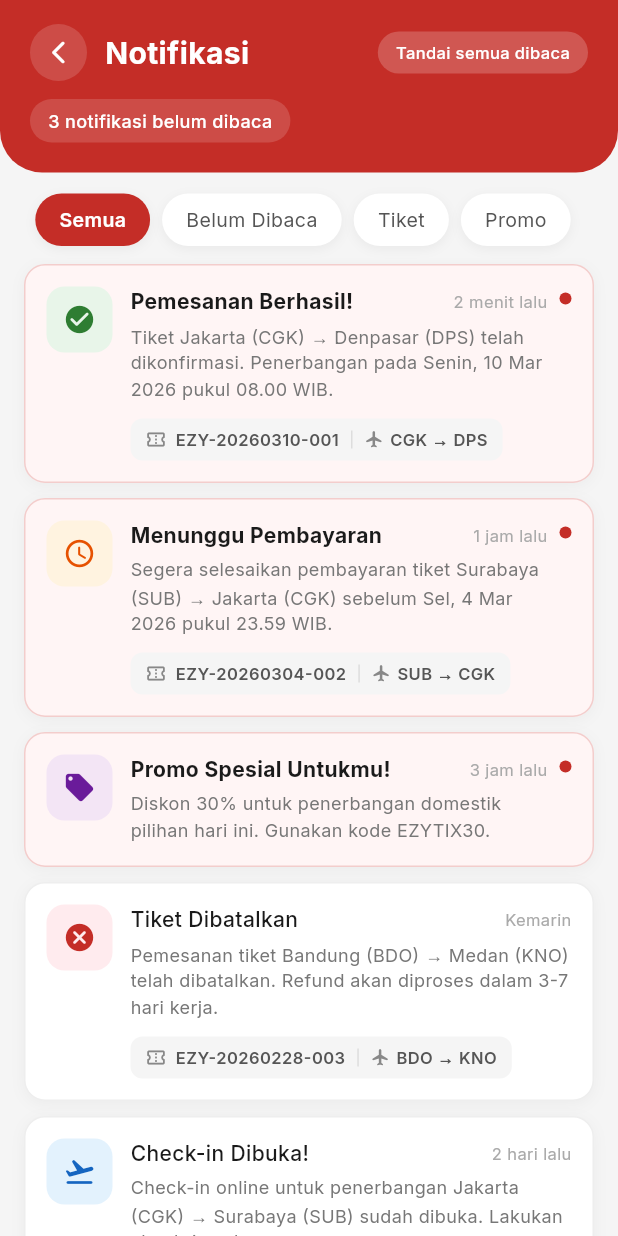
After one commit to AndrianPutra14/tickettv, a Flutter app: the HomePage screen opened by its route, after a tap on an icon or button, on a phone screen of 412 x 824 dp. The commit adds this screen. Run offline on Flutter 3.47's test engine with Material 3 defaults, Android fonts, the phone set to English and light mode, and no system bars; our stand-ins replace google_fonts.

Commit message:
Notification & update code

```diff
--- a/lib/screens/user/homepage.dart
+++ b/lib/screens/user/homepage.dart
@@ -1,5 +1,6 @@
 import 'package:flutter/material.dart';
 import 'package:flutter/services.dart';
+import 'package:project1/screens/user/widgets/notificaions.dart';
 import 'package:project1/utils/routes.dart';
 import 'mybookng.dart';
 import 'partner.dart';
@@ -614,6 +615,18 @@ class _HomeTabState extends State<_HomeTab> {
                       ),
                     ),
                     const SizedBox(width: 12),
+                    GestureDetector(
+                      onTap: () {
+                        Navigator.push(
+                          context,
+                          MaterialPageRoute(
+                            builder: (_) => const NotificationPage(),
+                          ),
+                        );
+                      },
+                      child: Stack(
+                        clipBehavior: Clip.none,
+                        children: [
                           Container(
                             width: 44,
                             height: 44,
@@ -625,6 +638,32 @@ class _HomeTabState extends State<_HomeTab> {
                               Icons.notifications_outlined,
                               color: Colors.white,
                               size: 22,
+                            ),
+                          ),
+                          // ── Badge unread ──
+                          Positioned(
+                            top: -2,
+                            right: -2,
+                            child: Container(
+                              width: 18,
+                              height: 18,
+                              decoration: const BoxDecoration(
+                                color: Color(0xFFFFCC00),
+                                shape: BoxShape.circle,
+                              ),
+                              child: const Center(
+                                child: Text(
+                                  '3', // ganti dengan jumlah notif belum dibaca
+                                  style: TextStyle(
+                                    fontSize: 10,
+                                    fontWeight: FontWeight.w700,
+                                    color: Color(0xFF1A1A1A),
+                                  ),
+                                ),
+                              ),
+                            ),
+                          ),
+                        ],
                       ),
                     ),
                   ],
--- a/lib/screens/user/widgets/fare_detail_sheet.dart
+++ b/lib/screens/user/widgets/fare_detail_sheet.dart
@@ -208,16 +208,17 @@ class FareDetailSheet extends StatelessWidget {
                                 top: 3,
                                 bottom: 0,
                                 child: Center(
-                                    // child: Container(
-                                    //   width: 20,
-                                    //   height: 20,
-                                    //   decoration: BoxDecoration(
-                                    //     color: const Color(0xFF4CAF50),
-                                    //     borderRadius: BorderRadius.circular(3),
-                                    //   ),
-                                    //   child: const Icon(Icons.check, color: Colors.white, size: 14),
-                                    // ),
+                                  child: Container(
+                                    width: 20,
+                                    height: 20,
+                                    decoration: BoxDecoration(
+                                      color: const Color(0xFF4CAF50),
+                                      borderRadius: BorderRadius.circular(3),
                                     ),
+                                    child: const Icon(Icons.check,
+                                        color: Colors.white, size: 14),
+                                  ),
+                                ),
                               ),
                             ],
                           ),
--- /dev/null
+++ b/lib/screens/user/widgets/notificaions.dart
@@ -0,0 +1,559 @@
+import 'package:flutter/material.dart';
+import 'package:flutter/services.dart';
+
+const Color primaryRed = Color(0xFFC42D27);
+
+class NotificationPage extends StatefulWidget {
+  const NotificationPage({super.key});
+
+  @override
+  State<NotificationPage> createState() => _NotificationPageState();
+}
+
+class _NotificationPageState extends State<NotificationPage> {
+  int _selectedFilter = 0;
+  final List<String> _filters = ['Semua', 'Belum Dibaca', 'Tiket', 'Promo'];
+
+  final List<_NotifItem> _notifications = [
+    _NotifItem(
+      type: NotifType.ticketConfirmed,
+      title: 'Pemesanan Berhasil!',
+      message: 'Tiket Jakarta (CGK) → Denpasar (DPS) telah dikonfirmasi. '
+          'Penerbangan pada Senin, 10 Mar 2026 pukul 08.00 WIB.',
+      time: '2 menit lalu',
+      isRead: false,
+      orderCode: 'EZY-20260310-001',
+      route: 'CGK → DPS',
+      date: 'Sen, 10 Mar 2026',
+    ),
+    _NotifItem(
+      type: NotifType.ticketPending,
+      title: 'Menunggu Pembayaran',
+      message:
+          'Segera selesaikan pembayaran tiket Surabaya (SUB) → Jakarta (CGK) '
+          'sebelum Sel, 4 Mar 2026 pukul 23.59 WIB.',
+      time: '1 jam lalu',
+      isRead: false,
+      orderCode: 'EZY-20260304-002',
+      route: 'SUB → CGK',
+      date: 'Sel, 4 Mar 2026',
+    ),
+    _NotifItem(
+      type: NotifType.promo,
+      title: 'Promo Spesial Untukmu!',
+      message:
+          'Diskon 30% untuk penerbangan domestik pilihan hari ini. Gunakan kode EZYTIX30.',
+      time: '3 jam lalu',
+      isRead: false,
+      orderCode: null,
+      route: null,
+      date: null,
+    ),
+    _NotifItem(
+      type: NotifType.ticketCancelled,
+      title: 'Tiket Dibatalkan',
+      message: 'Pemesanan tiket Bandung (BDO) → Medan (KNO) telah dibatalkan. '
+          'Refund akan diproses dalam 3-7 hari kerja.',
+      time: 'Kemarin',
+      isRead: true,
+      orderCode: 'EZY-20260228-003',
+      route: 'BDO → KNO',
+      date: 'Jum, 28 Feb 2026',
+    ),
+    _NotifItem(
+      type: NotifType.ticketCheckin,
+      title: 'Check-in Dibuka!',
+      message:
+          'Check-in online untuk penerbangan Jakarta (CGK) → Surabaya (SUB) '
+          'sudah dibuka. Lakukan check-in sekarang.',
+      time: '2 hari lalu',
+      isRead: true,
+      orderCode: 'EZY-20260226-004',
+      route: 'CGK → SUB',
+      date: 'Rab, 26 Feb 2026',
+    ),
+    _NotifItem(
+      type: NotifType.promo,
+      title: 'Flash Sale 24 Jam',
+      message:
+          'Tiket ke Bali mulai Rp 299.000! Penawaran terbatas, pesan sekarang sebelum kehabisan.',
+      time: '3 hari lalu',
+      isRead: true,
+      orderCode: null,
+      route: null,
+      date: null,
+    ),
+    _NotifItem(
+      type: NotifType.ticketConfirmed,
+      title: 'Pemesanan Berhasil!',
+      message:
+          'Tiket Semarang (SRG) → Jakarta (CGK) telah dikonfirmasi. Penerbangan pada Sab, 22 Feb 2026.',
+      time: '5 hari lalu',
+      isRead: true,
+      orderCode: 'EZY-20260222-005',
+      route: 'SRG → CGK',
+      date: 'Sab, 22 Feb 2026',
+    ),
+  ];
+
+  List<_NotifItem> get _filteredNotifs {
+    switch (_selectedFilter) {
+      case 1:
+        return _notifications.where((n) => !n.isRead).toList();
+      case 2:
+        return _notifications.where((n) => n.type != NotifType.promo).toList();
+      case 3:
+        return _notifications.where((n) => n.type == NotifType.promo).toList();
+      default:
+        return _notifications;
+    }
+  }
+
+  int get _unreadCount => _notifications.where((n) => !n.isRead).length;
+
+  void _markAllRead() {
+    setState(() {
+      for (final n in _notifications) {
+        n.isRead = true;
+      }
+    });
+  }
+
+  void _markRead(_NotifItem item) {
+    setState(() => item.isRead = true);
+  }
+
+  @override
+  Widget build(BuildContext context) {
+    SystemChrome.setSystemUIOverlayStyle(const SystemUiOverlayStyle(
+      statusBarColor: Colors.transparent,
+      statusBarIconBrightness: Brightness.light,
+    ));
+
+    final topPad = MediaQuery.of(context).padding.top;
+
+    return Scaffold(
+      backgroundColor: const Color(0xFFF5F5F5),
+      body: Column(
+        children: [
+          // ── Header ──────────────────────────────────────────────────────
+          Container(
+            width: double.infinity,
+            decoration: const BoxDecoration(
+              color: primaryRed,
+              borderRadius: BorderRadius.only(
+                bottomLeft: Radius.circular(28),
+                bottomRight: Radius.circular(28),
+              ),
+            ),
+            padding: EdgeInsets.fromLTRB(20, topPad + 16, 20, 20),
+            child: Column(
+              crossAxisAlignment: CrossAxisAlignment.start,
+              children: [
+                Row(
+                  children: [
+                    GestureDetector(
+                      onTap: () => Navigator.pop(context),
+                      child: Container(
+                        width: 38,
+                        height: 38,
+                        decoration: BoxDecoration(
+                          color: Colors.white.withOpacity(0.15),
+                          shape: BoxShape.circle,
+                        ),
+                        child: const Icon(Icons.arrow_back_ios_new_rounded,
+                            color: Colors.white, size: 18),
+                      ),
+                    ),
+                    const SizedBox(width: 12),
+                    const Expanded(
+                      child: Text(
+                        'Notifikasi',
+                        style: TextStyle(
+                          color: Colors.white,
+                          fontSize: 20,
+                          fontWeight: FontWeight.w700,
+                        ),
+                      ),
+                    ),
+                    if (_unreadCount > 0)
+                      GestureDetector(
+                        onTap: _markAllRead,
+                        child: Container(
+                          padding: const EdgeInsets.symmetric(
+                              horizontal: 12, vertical: 6),
+                          decoration: BoxDecoration(
+                            color: Colors.white.withOpacity(0.2),
+                            borderRadius: BorderRadius.circular(20),
+                          ),
+                          child: const Text(
+                            'Tandai semua dibaca',
+                            style: TextStyle(
+                              color: Colors.white,
+                              fontSize: 11,
+                              fontWeight: FontWeight.w500,
+                            ),
+                          ),
+                        ),
+                      ),
+                  ],
+                ),
+                if (_unreadCount > 0) ...[
+                  const SizedBox(height: 12),
+                  Container(
+                    padding:
+                        const EdgeInsets.symmetric(horizontal: 12, vertical: 6),
+                    decoration: BoxDecoration(
+                      color: Colors.white.withOpacity(0.15),
+                      borderRadius: BorderRadius.circular(20),
+                    ),
+                    child: Text(
+                      '$_unreadCount notifikasi belum dibaca',
+                      style: const TextStyle(
+                        color: Colors.white,
+                        fontSize: 12,
+                        fontWeight: FontWeight.w500,
+                      ),
+                    ),
+                  ),
+                ],
+              ],
+            ),
+          ),
+
+          // ── Filter Chips ─────────────────────────────────────────────────
+          Container(
+            color: Colors.transparent,
+            padding: const EdgeInsets.fromLTRB(16, 14, 16, 8),
+            child: SingleChildScrollView(
+              scrollDirection: Axis.horizontal,
+              child: Row(
+                children: List.generate(_filters.length, (i) {
+                  final selected = _selectedFilter == i;
+                  return Padding(
+                    padding: const EdgeInsets.only(right: 8),
+                    child: GestureDetector(
+                      onTap: () => setState(() => _selectedFilter = i),
+                      child: AnimatedContainer(
+                        duration: const Duration(milliseconds: 200),
+                        padding: const EdgeInsets.symmetric(
+                            horizontal: 16, vertical: 8),
+                        decoration: BoxDecoration(
+                          color: selected ? primaryRed : Colors.white,
+                          borderRadius: BorderRadius.circular(20),
+                          boxShadow: [
+                            BoxShadow(
+                              color: Colors.black.withOpacity(0.05),
+                              blurRadius: 6,
+                              offset: const Offset(0, 2),
+                            ),
+                          ],
+                        ),
+                        child: Text(
+                          _filters[i],
+                          style: TextStyle(
+                            color: selected
+                                ? Colors.white
+                                : const Color(0xFF555555),
+                            fontSize: 13,
+                            fontWeight:
+                                selected ? FontWeight.w600 : FontWeight.w400,
+                          ),
+                        ),
+                      ),
+                    ),
+                  );
+                }),
+              ),
+            ),
+          ),
+
+          // ── Notification List ─────────────────────────────────────────────
+          Expanded(
+            child: _filteredNotifs.isEmpty
+                ? _buildEmpty()
+                : ListView.builder(
+                    padding: const EdgeInsets.fromLTRB(16, 4, 16, 24),
+                    itemCount: _filteredNotifs.length,
+                    itemBuilder: (context, i) {
+                      return _NotifCard(
+                        item: _filteredNotifs[i],
+                        onTap: () => _markRead(_filteredNotifs[i]),
+                      );
+                    },
+                  ),
+          ),
+        ],
+      ),
+    );
+  }
+
+  Widget _buildEmpty() {
+    return Center(
+      child: Column(
+        mainAxisSize: MainAxisSize.min,
+        children: [
+          Icon(Icons.notifications_off_outlined,
+              size: 64, color: Colors.grey.shade300),
+          const SizedBox(height: 16),
+          Text(
+            'Tidak ada notifikasi',
+            style: TextStyle(
+              fontSize: 16,
+              fontWeight: FontWeight.w600,
+              color: Colors.grey.shade400,
+            ),
+          ),
+          const SizedBox(height: 6),
+          Text(
+            'Notifikasi pemesanan tiket akan\nmuncul di sini',
+            textAlign: TextAlign.center,
+            style: TextStyle(
+              fontSize: 13,
+              color: Colors.grey.shade400,
+            ),
+          ),
+        ],
+      ),
+    );
+  }
+}
+
+// ─── Notification Card ────────────────────────────────────────────────────────
+
+class _NotifCard extends StatelessWidget {
+  final _NotifItem item;
+  final VoidCallback onTap;
+
+  const _NotifCard({required this.item, required this.onTap});
+
+  @override
+  Widget build(BuildContext context) {
+    return GestureDetector(
+      onTap: onTap,
+      child: AnimatedContainer(
+        duration: const Duration(milliseconds: 300),
+        margin: const EdgeInsets.only(bottom: 10),
+        decoration: BoxDecoration(
+          color: item.isRead ? Colors.white : const Color(0xFFFFF5F5),
+          borderRadius: BorderRadius.circular(14),
+          border: Border.all(
+            color: item.isRead
+                ? const Color(0xFFEEEEEE)
+                : primaryRed.withOpacity(0.2),
+            width: 1,
+          ),
+          boxShadow: [
+            BoxShadow(
+              color: Colors.black.withOpacity(0.04),
+              blurRadius: 8,
+              offset: const Offset(0, 2),
+            ),
+          ],
+        ),
+        child: Padding(
+          padding: const EdgeInsets.all(14),
+          child: Row(
+            crossAxisAlignment: CrossAxisAlignment.start,
+            children: [
+              // ── Icon ──
+              Container(
+                width: 44,
+                height: 44,
+                decoration: BoxDecoration(
+                  color: _iconBg,
+                  borderRadius: BorderRadius.circular(12),
+                ),
+                child: Icon(_iconData, color: _iconColor, size: 22),
+              ),
+              const SizedBox(width: 12),
+
+              // ── Content ──
+              Expanded(
+                child: Column(
+                  crossAxisAlignment: CrossAxisAlignment.start,
+                  children: [
+                    Row(
+                      children: [
+                        Expanded(
+                          child: Text(
+                            item.title,
+                            style: TextStyle(
+                              fontSize: 14,
+                              fontWeight: item.isRead
+                                  ? FontWeight.w500
+                                  : FontWeight.w700,
+                              color: const Color(0xFF1A1A1A),
+                            ),
+                          ),
+                        ),
+                        const SizedBox(width: 8),
+                        Text(
+                          item.time,
+                          style: const TextStyle(
+                            fontSize: 11,
+                            color: Color(0xFFAAAAAA),
+                          ),
+                        ),
+                      ],
+                    ),
+                    const SizedBox(height: 4),
+                    Text(
+                      item.message,
+                      style: const TextStyle(
+                        fontSize: 12,
+                        color: Color(0xFF777777),
+                        height: 1.5,
+                      ),
+                    ),
+
+                    // ── Tiket Info ──
+                    if (item.orderCode != null) ...[
+                      const SizedBox(height: 10),
+                      Container(
+                        padding: const EdgeInsets.symmetric(
+                            horizontal: 10, vertical: 6),
+                        decoration: BoxDecoration(
+                          color: const Color(0xFFF5F5F5),
+                          borderRadius: BorderRadius.circular(8),
+                        ),
+                        child: Row(
+                          mainAxisSize: MainAxisSize.min,
+                          children: [
+                            const Icon(Icons.confirmation_number_outlined,
+                                size: 14, color: Color(0xFF888888)),
+                            const SizedBox(width: 6),
+                            Text(
+                              item.orderCode!,
+                              style: const TextStyle(
+                                fontSize: 11,
+                                fontWeight: FontWeight.w600,
+                                color: Color(0xFF555555),
+                                letterSpacing: 0.3,
+                              ),
+                            ),
+                            if (item.route != null) ...[
+                              const SizedBox(width: 8),
+                              Container(
+                                width: 1,
+                                height: 12,
+                                color: const Color(0xFFDDDDDD),
+                              ),
+                              const SizedBox(width: 8),
+                              const Icon(Icons.flight_rounded,
+                                  size: 13, color: Color(0xFF888888)),
+                              const SizedBox(width: 4),
+                              Text(
+                                item.route!,
+                                style: const TextStyle(
+                                  fontSize: 11,
+                                  fontWeight: FontWeight.w600,
+                                  color: Color(0xFF555555),
+                                ),
+                              ),
+                            ],
+                          ],
+                        ),
+                      ),
+                    ],
+                  ],
+                ),
+              ),
+
+              // ── Unread dot ──
+              if (!item.isRead) ...[
+                const SizedBox(width: 8),
+                Container(
+                  width: 8,
+                  height: 8,
+                  margin: const EdgeInsets.only(top: 4),
+                  decoration: const BoxDecoration(
+                    color: primaryRed,
+                    shape: BoxShape.circle,
+                  ),
+                ),
+              ],
+            ],
+          ),
+        ),
+      ),
+    );
+  }
+
+  Color get _iconBg {
+    switch (item.type) {
+      case NotifType.ticketConfirmed:
+        return const Color(0xFFE8F5E9);
+      case NotifType.ticketPending:
+        return const Color(0xFFFFF3E0);
+      case NotifType.ticketCancelled:
+        return const Color(0xFFFFEBEE);
+      case NotifType.ticketCheckin:
+        return const Color(0xFFE3F2FD);
+      case NotifType.promo:
+        return const Color(0xFFF3E5F5);
+    }
+  }
+
+  Color get _iconColor {
+    switch (item.type) {
+      case NotifType.ticketConfirmed:
+        return const Color(0xFF2E7D32);
+      case NotifType.ticketPending:
+        return const Color(0xFFE65100);
+      case NotifType.ticketCancelled:
+        return primaryRed;
+      case NotifType.ticketCheckin:
+        return const Color(0xFF1565C0);
+      case NotifType.promo:
+        return const Color(0xFF6A1B9A);
+    }
+  }
+
+  IconData get _iconData {
+    switch (item.type) {
+      case NotifType.ticketConfirmed:
+        return Icons.check_circle_rounded;
+      case NotifType.ticketPending:
+        return Icons.access_time_rounded;
+      case NotifType.ticketCancelled:
+        return Icons.cancel_rounded;
+      case NotifType.ticketCheckin:
+        return Icons.flight_takeoff_rounded;
+      case NotifType.promo:
+        return Icons.local_offer_rounded;
+    }
+  }
+}
+
+// ─── Model ───────────────────────────────────────────────────────────────────
+
+enum NotifType {
+  ticketConfirmed,
+  ticketPending,
+  ticketCancelled,
+  ticketCheckin,
+  promo,
+}
+
+class _NotifItem {
+  final NotifType type;
+  final String title;
+  final String message;
+  final String time;
+  bool isRead;
+  final String? orderCode;
+  final String? route;
+  final String? date;
+
+  _NotifItem({
+    required this.type,
+    required this.title,
+    required this.message,
+    required this.time,
+    required this.isRead,
+    required this.orderCode,
+    required this.route,
+    required this.date,
+  });
+}
```
Lines whose indentation alone changed are shown as unchanged.
